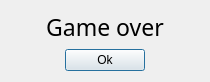
Qt form AS_formsLast/usernamedialog.ui (SergejDev/AwesomeShips) before a commit.
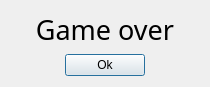
The same form after that commit.

The edit to the form file:
```diff
--- a/AS_formsLast/usernamedialog.ui
+++ b/AS_formsLast/usernamedialog.ui
@@ -22,7 +22,7 @@
      <property name="font">
       <font>
        <family>Segoe Print</family>
-       <pointsize>17</pointsize>
+       <pointsize>20</pointsize>
       </font>
      </property>
      <property name="text">
```
